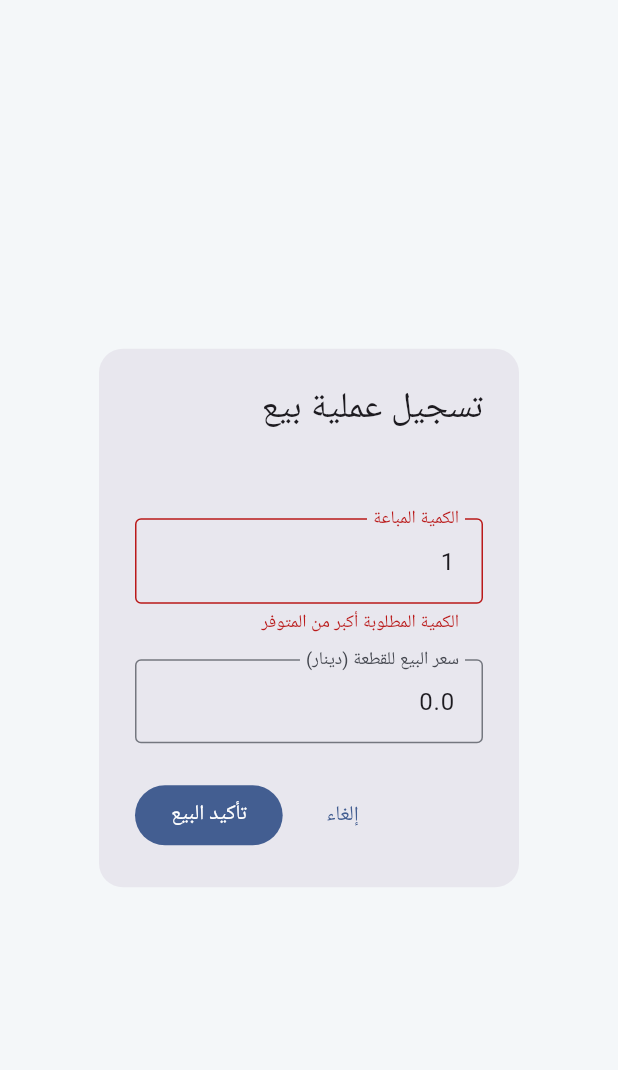
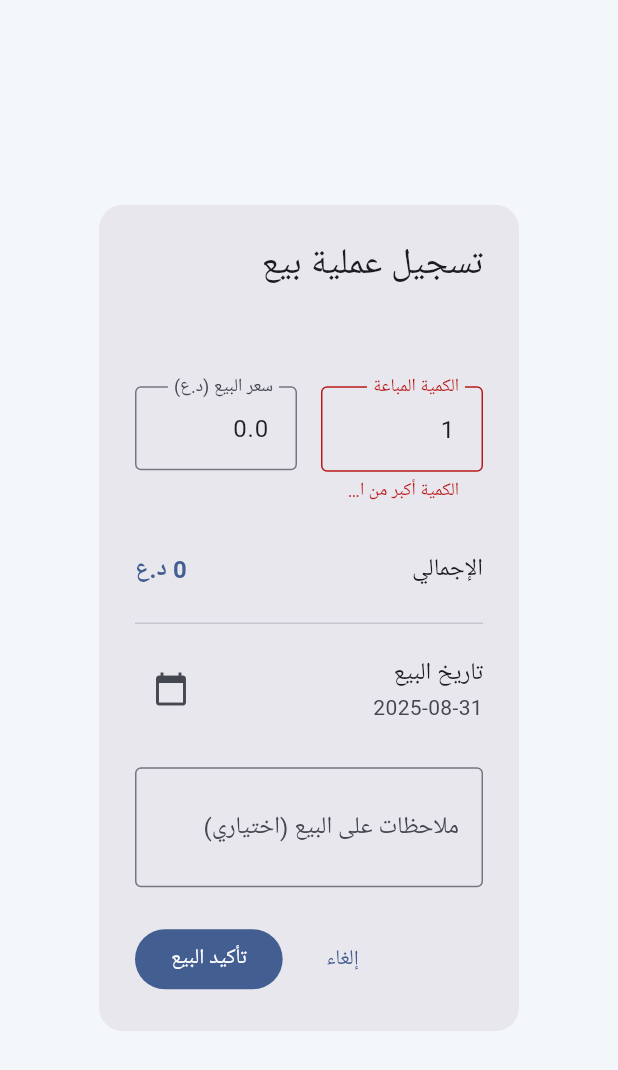
Before and after one commit to RHineIx/MKey-App, a Flutter app: the SaleDialog widget shown alone on an empty page, opened directly with empty values, after a tap on "تأكيد البيع", on a phone screen of 412 x 824 dp. Shown: the top 1070 px of the screen. Run offline on Flutter 3.47's test engine with Material 3 defaults, Android fonts, the phone set to English and light mode, and no system bars; drawn by our look-alikes of dynamic_color; our stand-ins replace cached_network_image, dio, flutter_staggered_animations, google_fonts, image_cropper, image_picker and 3 more; missing offline and left inert: dio_cache_interceptor; accounts and stored records are empty; Roboto replaces fonts that are missing (Cairo).

Commit message:
اكمال نافذة البيع

```diff
--- a/lib/src/ui/widgets/sale_dialog.dart
+++ b/lib/src/ui/widgets/sale_dialog.dart
@@ -1,6 +1,9 @@
 // FILE: lib/src/ui/widgets/sale_dialog.dart
 import 'package:flutter/material.dart';
+import 'package:intl/intl.dart';
+import 'package:provider/provider.dart';
 import 'package:rhineix_mkey_app/src/models/product_model.dart';
+import 'package:rhineix_mkey_app/src/notifiers/settings_notifier.dart';
 
 class SaleDialog extends StatefulWidget {
   final Product product;
@@ -15,81 +18,157 @@ class _SaleDialogState extends State<SaleDialog> {
   final _formKey = GlobalKey<FormState>();
   late final TextEditingController _quantityController;
   late final TextEditingController _priceController;
+  late final TextEditingController _notesController;
+
+  late DateTime _selectedDate;
+  double _totalPrice = 0;
 
   @override
   void initState() {
     super.initState();
     _quantityController = TextEditingController(text: '1');
-    // TODO: Implement currency logic from SettingsNotifier
-    _priceController = TextEditingController(text: widget.product.sellPriceIqd.toString());
+    _notesController = TextEditingController();
+    _selectedDate = DateTime.now();
+
+    final settings = context.read<SettingsNotifier>();
+    final isIqd = settings.activeCurrency == 'IQD';
+    final initialPrice = isIqd ? widget.product.sellPriceIqd : widget.product.sellPriceUsd;
+    _priceController = TextEditingController(text: initialPrice.toString());
+
+    _calculateTotal();
+
+    _quantityController.addListener(_calculateTotal);
+    _priceController.addListener(_calculateTotal);
   }
 
   @override
   void dispose() {
+    _quantityController.removeListener(_calculateTotal);
+    _priceController.removeListener(_calculateTotal);
     _quantityController.dispose();
     _priceController.dispose();
+    _notesController.dispose();
     super.dispose();
+  }
+
+  void _calculateTotal() {
+    final quantity = int.tryParse(_quantityController.text) ?? 0;
+    final price = double.tryParse(_priceController.text) ?? 0.0;
+    setState(() {
+      _totalPrice = quantity * price;
+    });
+  }
+
+  Future<void> _pickDate() async {
+    final pickedDate = await showDatePicker(
+      context: context,
+      initialDate: _selectedDate,
+      firstDate: DateTime(2020),
+      lastDate: DateTime.now(),
+    );
+    if (pickedDate != null && pickedDate != _selectedDate) {
+      setState(() {
+        _selectedDate = pickedDate;
+      });
+    }
   }
 
   void _confirmSale() {
     if (_formKey.currentState!.validate()) {
-      final quantity = int.tryParse(_quantityController.text) ?? 0;
-      final price = double.tryParse(_priceController.text) ?? 0.0;
-      // Return the result to the calling widget
-      Navigator.of(context).pop({'quantity': quantity, 'price': price});
+      Navigator.of(context).pop({
+        'quantity': int.parse(_quantityController.text),
+        'price': double.parse(_priceController.text),
+        'notes': _notesController.text.trim(),
+        'saleDate': _selectedDate,
+      });
     }
   }
 
   @override
   Widget build(BuildContext context) {
+    final settings = context.watch<SettingsNotifier>();
+    final isIqd = settings.activeCurrency == 'IQD';
+    final currencySymbol = isIqd ? 'د.ع' : '\$';
+    final priceLabel = 'سعر البيع ($currencySymbol)';
+    final formatter = NumberFormat('#,##0.##');
+
     return AlertDialog(
       title: const Text('تسجيل عملية بيع'),
       content: Form(
         key: _formKey,
+        child: SingleChildScrollView(
           child: Column(
             mainAxisSize: MainAxisSize.min,
             crossAxisAlignment: CrossAxisAlignment.start,
             children: [
-            Text(widget.product.name, style: Theme.of(context).textTheme.titleMedium),
-            const SizedBox(height: 16),
-            TextFormField(
+              Text(widget.product.name, style: Theme.of(context).textTheme.titleMedium?.copyWith(fontWeight: FontWeight.bold)),
+              const SizedBox(height: 24),
+              Row(
+                crossAxisAlignment: CrossAxisAlignment.start,
+                children: [
+                  Expanded(
+                    child: TextFormField(
                       controller: _quantityController,
                       decoration: InputDecoration(
                         labelText: 'الكمية المباعة',
-                hintText: 'الكمية المتوفرة: ${widget.product.quantity}',
+                        hintText: 'المتوفر: ${widget.product.quantity}',
                       ),
                       keyboardType: TextInputType.number,
                       validator: (value) {
-                if (value == null || value.isEmpty) {
-                  return 'الرجاء إدخال الكمية';
-                }
+                        if (value == null || value.isEmpty) return 'الرجاء إدخال الكمية';
                         final qty = int.tryParse(value);
-                if (qty == null || qty <= 0) {
-                  return 'كمية غير صالحة';
-                }
-                if (qty > widget.product.quantity) {
-                  return 'الكمية المطلوبة أكبر من المتوفر';
-                }
+                        if (qty == null || qty <= 0) return 'كمية غير صالحة';
+                        if (qty > widget.product.quantity) return 'الكمية أكبر من المتوفر';
                         return null;
                       },
                     ),
-            const SizedBox(height: 16),
-            TextFormField(
+                  ),
+                  const SizedBox(width: 16),
+                  Expanded(
+                    child: TextFormField(
                       controller: _priceController,
-              decoration: const InputDecoration(labelText: 'سعر البيع للقطعة (دينار)'),
+                      decoration: InputDecoration(labelText: priceLabel),
                       keyboardType: const TextInputType.numberWithOptions(decimal: true),
                       validator: (value) {
-                if (value == null || value.isEmpty) {
-                  return 'الرجاء إدخال السعر';
-                }
+                        if (value == null || value.isEmpty) return 'الرجاء إدخال السعر';
                         final price = double.tryParse(value);
-                if (price == null || price < 0) {
-                  return 'سعر غير صالح';
-                }
+                        if (price == null || price < 0) return 'سعر غير صالح';
                         return null;
                       },
                     ),
+                  ),
                 ],
+              ),
+              const SizedBox(height: 16),
+              ListTile(
+                contentPadding: EdgeInsets.zero,
+                title: const Text('الإجمالي'),
+                trailing: Text(
+                  '${formatter.format(_totalPrice)} $currencySymbol',
+                  style: Theme.of(context).textTheme.titleMedium?.copyWith(
+                    fontWeight: FontWeight.bold,
+                    color: Theme.of(context).colorScheme.primary,
+                  ),
+                ),
+              ),
+              const Divider(),
+              ListTile(
+                contentPadding: EdgeInsets.zero,
+                title: const Text('تاريخ البيع'),
+                subtitle: Text(DateFormat('yyyy-MM-dd').format(_selectedDate)),
+                trailing: IconButton(
+                  icon: const Icon(Icons.calendar_today),
+                  onPressed: _pickDate,
+                ),
+              ),
+              const SizedBox(height: 16),
+              TextFormField(
+                controller: _notesController,
+                decoration: const InputDecoration(labelText: 'ملاحظات على البيع (اختياري)'),
+                maxLines: 2,
+              ),
+            ],
+          ),
         ),
       ),
       actions: [
```
Also changed, not shown: lib/src/notifiers/inventory_notifier.dart (+16 -11 lines), lib/src/ui/widgets/product_card.dart (+11 -5 lines). Lines whose indentation alone changed are shown as unchanged.
